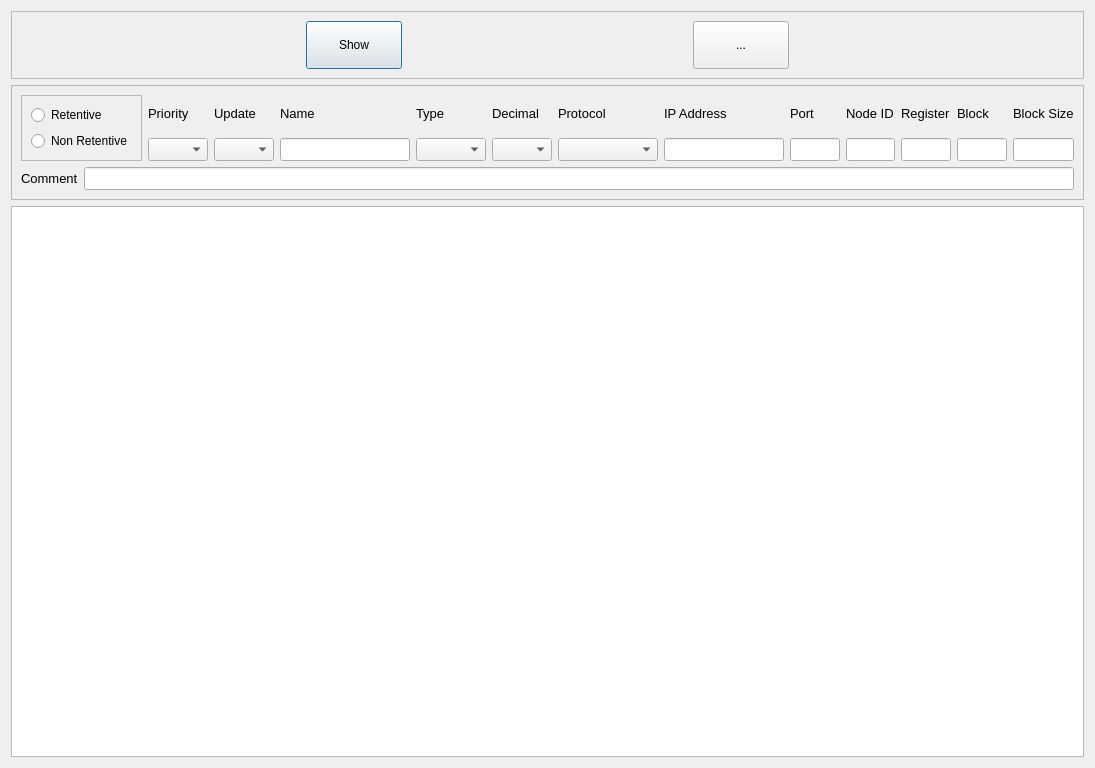
This is projects/devtools/qt-creator-2.8.1-src/src/plugins/cte/ctedit.ui in MECTsrl/imx_mect as Qt 5 draws it before an edit. The edited form follows.
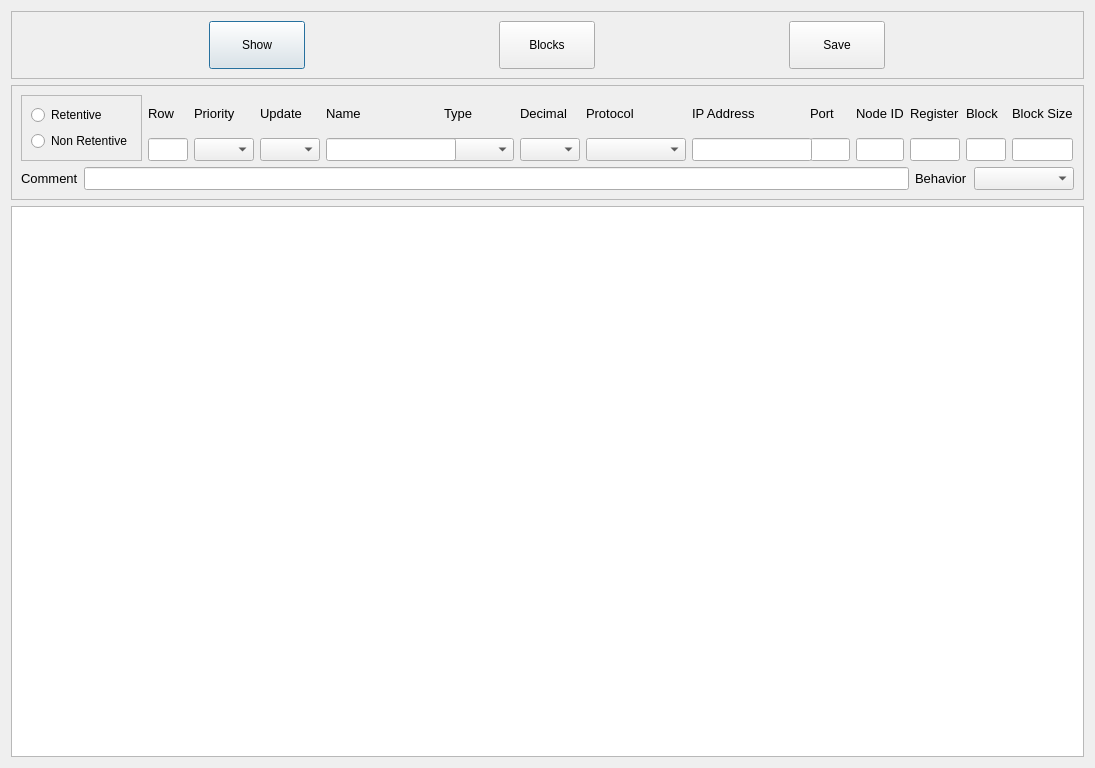
This is the edited form.

What changed in the file:
```diff
--- a/projects/devtools/qt-creator-2.8.1-src/src/plugins/cte/ctedit.ui
+++ b/projects/devtools/qt-creator-2.8.1-src/src/plugins/cte/ctedit.ui
@@ -66,10 +66,32 @@
          </size>
         </property>
         <property name="text">
-         <string>...</string>
+         <string>Blocks</string>
         </property>
         <property name="checkable">
-         <bool>true</bool>
+         <bool>false</bool>
+        </property>
+       </widget>
+      </item>
+      <item>
+       <widget class="QPushButton" name="cmdSave">
+        <property name="minimumSize">
+         <size>
+          <width>48</width>
+          <height>48</height>
+         </size>
+        </property>
+        <property name="maximumSize">
+         <size>
+          <width>96</width>
+          <height>96</height>
+         </size>
+        </property>
+        <property name="text">
+         <string>Save</string>
+        </property>
+        <property name="checkable">
+         <bool>false</bool>
         </property>
        </widget>
       </item>
@@ -125,37 +147,52 @@
         </item>
         <item>
          <layout class="QGridLayout" name="gridLayout">
-          <item row="0" column="0">
-           <widget class="QLabel" name="lblPriority">
+          <item row="2" column="9">
+           <widget class="QLabel" name="lblNode">
             <property name="font">
              <font>
               <pointsize>10</pointsize>
              </font>
             </property>
             <property name="text">
-             <string>Priority</string>
+             <string>Node ID</string>
             </property>
             <property name="buddy">
              <cstring>cboPriority</cstring>
             </property>
            </widget>
           </item>
-          <item row="0" column="1">
-           <widget class="QLabel" name="lblUpdate">
+          <item row="2" column="11">
+           <widget class="QLabel" name="lblBlock">
             <property name="font">
              <font>
               <pointsize>10</pointsize>
              </font>
             </property>
             <property name="text">
-             <string>Update</string>
+             <string>Block</string>
             </property>
             <property name="buddy">
              <cstring>cboUpdate</cstring>
             </property>
            </widget>
           </item>
-          <item row="0" column="2">
+          <item row="2" column="12">
+           <widget class="QLabel" name="lblBlockSize">
+            <property name="font">
+             <font>
+              <pointsize>10</pointsize>
+             </font>
+            </property>
+            <property name="text">
+             <string>Block Size</string>
+            </property>
+            <property name="buddy">
+             <cstring>txtBlockSize</cstring>
+            </property>
+           </widget>
+          </item>
+          <item row="2" column="3">
            <widget class="QLabel" name="lblName">
             <property name="font">
              <font>
@@ -170,7 +207,37 @@
             </property>
            </widget>
           </item>
-          <item row="0" column="3">
+          <item row="2" column="8">
+           <widget class="QLabel" name="lblPort">
+            <property name="font">
+             <font>
+              <pointsize>10</pointsize>
+             </font>
+            </property>
+            <property name="text">
+             <string>Port</string>
+            </property>
+            <property name="buddy">
+             <cstring>txtPort</cstring>
+            </property>
+           </widget>
+          </item>
+          <item row="2" column="10">
+           <widget class="QLabel" name="lblRegister">
+            <property name="font">
+             <font>
+              <pointsize>10</pointsize>
+             </font>
+            </property>
+            <property name="text">
+             <string>Register</string>
+            </property>
+            <property name="buddy">
+             <cstring>txtRegister</cstring>
+            </property>
+           </widget>
+          </item>
+          <item row="2" column="4">
            <widget class="QLabel" name="lblType">
             <property name="font">
              <font>
@@ -185,22 +252,7 @@
             </property>
            </widget>
           </item>
-          <item row="0" column="4">
-           <widget class="QLabel" name="lblDecimal">
-            <property name="font">
-             <font>
-              <pointsize>10</pointsize>
-             </font>
-            </property>
-            <property name="text">
-             <string>Decimal</string>
-            </property>
-            <property name="buddy">
-             <cstring>cboDecimal</cstring>
-            </property>
-           </widget>
-          </item>
-          <item row="0" column="5">
+          <item row="2" column="6">
            <widget class="QLabel" name="lblProtocol">
             <property name="font">
              <font>
@@ -215,7 +267,7 @@
             </property>
            </widget>
           </item>
-          <item row="0" column="6">
+          <item row="2" column="7">
            <widget class="QLabel" name="lblIp">
             <property name="font">
              <font>
@@ -230,86 +282,11 @@
             </property>
            </widget>
           </item>
-          <item row="0" column="7">
-           <widget class="QLabel" name="lblPort">
-            <property name="font">
-             <font>
-              <pointsize>10</pointsize>
-             </font>
-            </property>
-            <property name="text">
-             <string>Port</string>
-            </property>
-            <property name="buddy">
-             <cstring>txtPort</cstring>
-            </property>
-           </widget>
-          </item>
-          <item row="0" column="8">
-           <widget class="QLabel" name="lblNode">
-            <property name="font">
-             <font>
-              <pointsize>10</pointsize>
-             </font>
-            </property>
-            <property name="text">
-             <string>Node ID</string>
-            </property>
-            <property name="buddy">
-             <cstring>txtNode</cstring>
-            </property>
-           </widget>
-          </item>
-          <item row="0" column="9">
-           <widget class="QLabel" name="lblRegister">
-            <property name="font">
-             <font>
-              <pointsize>10</pointsize>
-             </font>
-            </property>
-            <property name="text">
-             <string>Register</string>
-            </property>
-            <property name="buddy">
-             <cstring>txtRegister</cstring>
-            </property>
-           </widget>
-          </item>
-          <item row="0" column="10">
-           <widget class="QLabel" name="lblBlock">
-            <property name="font">
-             <font>
-              <pointsize>10</pointsize>
-             </font>
-            </property>
-            <property name="text">
-             <string>Block</string>
-            </property>
-            <property name="buddy">
-             <cstring>txtBlock</cstring>
-            </property>
-           </widget>
-          </item>
-          <item row="0" column="11">
-           <widget class="QLabel" name="lblBlockSize">
-            <property name="font">
-             <font>
-              <pointsize>10</pointsize>
-             </font>
-            </property>
-            <property name="text">
-             <string>Block Size</string>
-            </property>
-            <property name="buddy">
-             <cstring>txtBlockSize</cstring>
-            </property>
-           </widget>
-          </item>
-          <item row="1" column="0">
-           <widget class="QComboBox" name="cboPriority">
+          <item row="7" column="6">
+           <widget class="QComboBox" name="cboProtocol">
             <property name="minimumSize">
              <size>
-              <width>60</width>
+              <width>100</width>
               <height>0</height>
              </size>
             </property>
@@ -320,11 +297,11 @@
             </property>
            </widget>
           </item>
-          <item row="1" column="1">
-           <widget class="QComboBox" name="cboUpdate">
+          <item row="7" column="8">
+           <widget class="QLineEdit" name="txtPort">
             <property name="minimumSize">
              <size>
-              <width>60</width>
+              <width>40</width>
               <height>0</height>
              </size>
             </property>
@@ -333,24 +310,12 @@
               <pointsize>10</pointsize>
              </font>
             </property>
-           </widget>
-          </item>
-          <item row="1" column="2">
-           <widget class="QLineEdit" name="txtName">
-            <property name="minimumSize">
-             <size>
-              <width>130</width>
-              <height>0</height>
-             </size>
+            <property name="alignment">
+             <set>Qt::AlignRight|Qt::AlignTrailing|Qt::AlignVCenter</set>
             </property>
-            <property name="font">
-             <font>
-              <pointsize>10</pointsize>
-             </font>
-            </property>
            </widget>
           </item>
-          <item row="1" column="3">
+          <item row="7" column="4">
            <widget class="QComboBox" name="cboType">
             <property name="minimumSize">
              <size>
@@ -365,7 +330,73 @@
             </property>
            </widget>
           </item>
-          <item row="1" column="4">
+          <item row="2" column="2">
+           <widget class="QLabel" name="lblUpdate">
+            <property name="font">
+             <font>
+              <pointsize>10</pointsize>
+             </font>
+            </property>
+            <property name="text">
+             <string>Update</string>
+            </property>
+            <property name="buddy">
+             <cstring>cboUpdate</cstring>
+            </property>
+           </widget>
+          </item>
+          <item row="7" column="11">
+           <widget class="QLineEdit" name="txtBlock">
+            <property name="minimumSize">
+             <size>
+              <width>40</width>
+              <height>0</height>
+             </size>
+            </property>
+            <property name="font">
+             <font>
+              <pointsize>10</pointsize>
+             </font>
+            </property>
+            <property name="alignment">
+             <set>Qt::AlignRight|Qt::AlignTrailing|Qt::AlignVCenter</set>
+            </property>
+           </widget>
+          </item>
+          <item row="2" column="5">
+           <widget class="QLabel" name="lblDecimal">
+            <property name="font">
+             <font>
+              <pointsize>10</pointsize>
+             </font>
+            </property>
+            <property name="text">
+             <string>Decimal</string>
+            </property>
+            <property name="buddy">
+             <cstring>cboDecimal</cstring>
+            </property>
+           </widget>
+          </item>
+          <item row="7" column="9">
+           <widget class="QLineEdit" name="txtNode">
+            <property name="minimumSize">
+             <size>
+              <width>40</width>
+              <height>0</height>
+             </size>
+            </property>
+            <property name="font">
+             <font>
+              <pointsize>10</pointsize>
+             </font>
+            </property>
+            <property name="alignment">
+             <set>Qt::AlignRight|Qt::AlignTrailing|Qt::AlignVCenter</set>
+            </property>
+           </widget>
+          </item>
+          <item row="7" column="5">
            <widget class="QComboBox" name="cboDecimal">
             <property name="minimumSize">
              <size>
@@ -380,11 +411,11 @@
             </property>
            </widget>
           </item>
-          <item row="1" column="5">
-           <widget class="QComboBox" name="cboProtocol">
+          <item row="7" column="3">
+           <widget class="QLineEdit" name="txtName">
             <property name="minimumSize">
              <size>
-              <width>100</width>
+              <width>130</width>
               <height>0</height>
              </size>
             </property>
@@ -395,7 +426,25 @@
             </property>
            </widget>
           </item>
-          <item row="1" column="6">
+          <item row="7" column="12">
+           <widget class="QLineEdit" name="txtBlockSize">
+            <property name="minimumSize">
+             <size>
+              <width>40</width>
+              <height>0</height>
+             </size>
+            </property>
+            <property name="font">
+             <font>
+              <pointsize>10</pointsize>
+             </font>
+            </property>
+            <property name="alignment">
+             <set>Qt::AlignRight|Qt::AlignTrailing|Qt::AlignVCenter</set>
+            </property>
+           </widget>
+          </item>
+          <item row="7" column="7">
            <widget class="QLineEdit" name="txtIP">
             <property name="minimumSize">
              <size>
@@ -410,11 +459,11 @@
             </property>
            </widget>
           </item>
-          <item row="1" column="7">
-           <widget class="QLineEdit" name="txtPort">
+          <item row="7" column="2">
+           <widget class="QComboBox" name="cboUpdate">
             <property name="minimumSize">
              <size>
-              <width>40</width>
+              <width>60</width>
               <height>0</height>
              </size>
             </property>
@@ -423,30 +472,9 @@
               <pointsize>10</pointsize>
              </font>
             </property>
-            <property name="alignment">
-             <set>Qt::AlignRight|Qt::AlignTrailing|Qt::AlignVCenter</set>
-            </property>
            </widget>
           </item>
-          <item row="1" column="8">
-           <widget class="QLineEdit" name="txtNode">
-            <property name="minimumSize">
-             <size>
-              <width>40</width>
-              <height>0</height>
-             </size>
-            </property>
-            <property name="font">
-             <font>
-              <pointsize>10</pointsize>
-             </font>
-            </property>
-            <property name="alignment">
-             <set>Qt::AlignRight|Qt::AlignTrailing|Qt::AlignVCenter</set>
-            </property>
-           </widget>
-          </item>
-          <item row="1" column="9">
+          <item row="7" column="10">
            <widget class="QLineEdit" name="txtRegister">
             <property name="minimumSize">
              <size>
@@ -464,11 +492,26 @@
             </property>
            </widget>
           </item>
-          <item row="1" column="10">
-           <widget class="QLineEdit" name="txtBlock">
+          <item row="2" column="1">
+           <widget class="QLabel" name="lblPriority">
+            <property name="font">
+             <font>
+              <pointsize>10</pointsize>
+             </font>
+            </property>
+            <property name="text">
+             <string>Priority</string>
+            </property>
+            <property name="buddy">
+             <cstring>cboPriority</cstring>
+            </property>
+           </widget>
+          </item>
+          <item row="7" column="1">
+           <widget class="QComboBox" name="cboPriority">
             <property name="minimumSize">
              <size>
-              <width>40</width>
+              <width>60</width>
               <height>0</height>
              </size>
             </property>
@@ -477,13 +520,25 @@
               <pointsize>10</pointsize>
              </font>
             </property>
-            <property name="alignment">
-             <set>Qt::AlignRight|Qt::AlignTrailing|Qt::AlignVCenter</set>
+           </widget>
+          </item>
+          <item row="2" column="0">
+           <widget class="QLabel" name="lblRow">
+            <property name="font">
+             <font>
+              <pointsize>10</pointsize>
+             </font>
             </property>
+            <property name="text">
+             <string>Row</string>
+            </property>
+            <property name="buddy">
+             <cstring>txtRow</cstring>
+            </property>
            </widget>
           </item>
-          <item row="1" column="11">
-           <widget class="QLineEdit" name="txtBlockSize">
+          <item row="7" column="0">
+           <widget class="QLineEdit" name="txtRow">
             <property name="minimumSize">
              <size>
               <width>40</width>
@@ -536,6 +591,36 @@
           </property>
          </widget>
         </item>
+        <item>
+         <widget class="QLabel" name="lblBehavior">
+          <property name="font">
+           <font>
+            <pointsize>10</pointsize>
+           </font>
+          </property>
+          <property name="text">
+           <string>Behavior</string>
+          </property>
+          <property name="buddy">
+           <cstring>cboBehavior</cstring>
+          </property>
+         </widget>
+        </item>
+        <item>
+         <widget class="QComboBox" name="cboBehavior">
+          <property name="minimumSize">
+           <size>
+            <width>100</width>
+            <height>0</height>
+           </size>
+          </property>
+          <property name="font">
+           <font>
+            <pointsize>10</pointsize>
+           </font>
+          </property>
+         </widget>
+        </item>
        </layout>
       </item>
      </layout>
```
Left out of the diff: 29 changed lines with no effect on the pictures.
